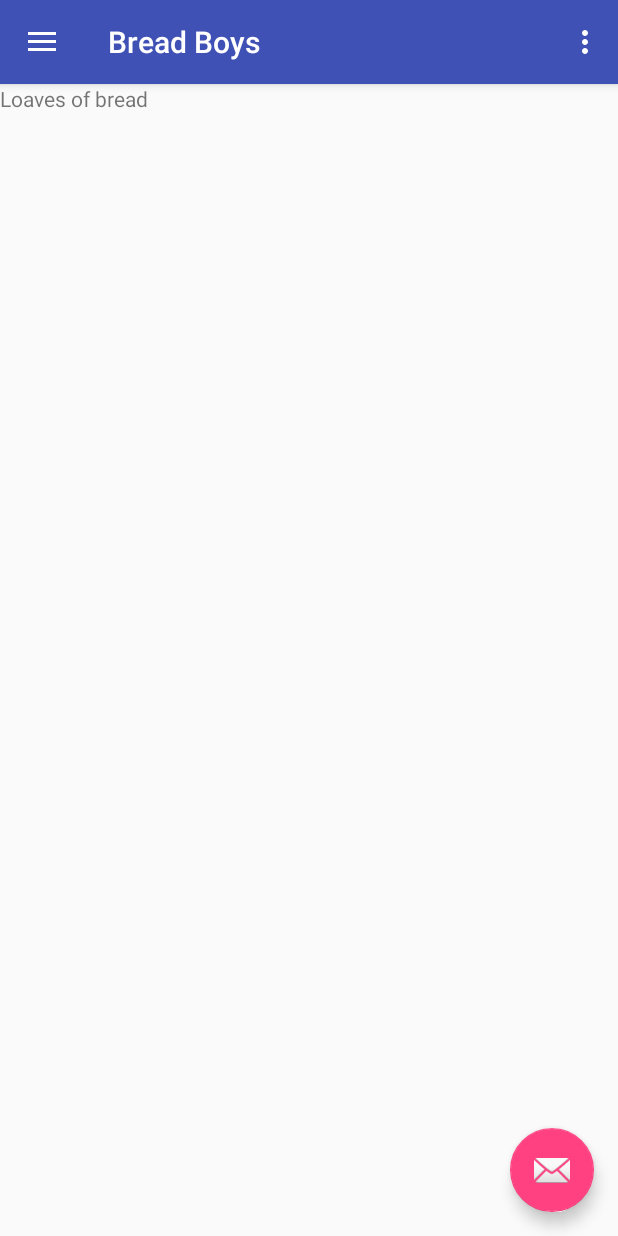
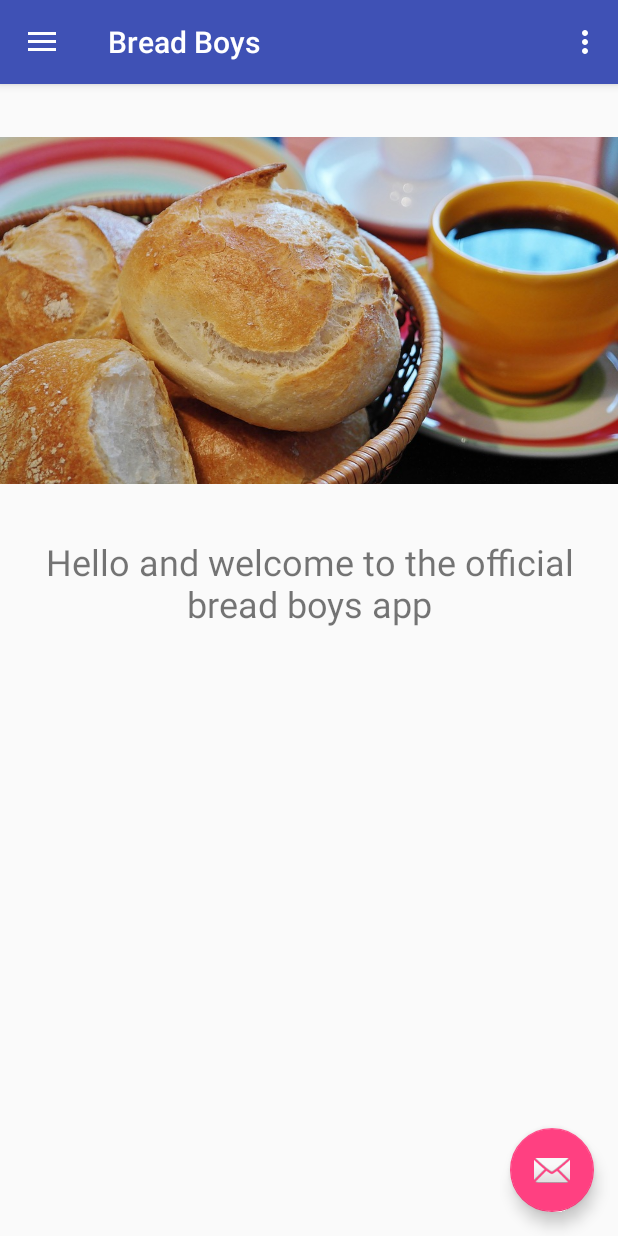
Before and after one commit to ColinLandry/ColinWill-BreadBoys, an Android app: the screen it shows after launch (MainActivity), on a phone screen of 412 x 824 dp. Run offline under Robolectric (Android 15) with nearby library versions, the phone set to English and light mode, and no system bars.

Commit message:
Created a home page for the app

```diff
--- a/app/src/main/java/com/breadboys/willcolin/MainActivity.java
+++ b/app/src/main/java/com/breadboys/willcolin/MainActivity.java
@@ -22,7 +22,8 @@ public class MainActivity extends AppCompatActivity
                     LoavesFragment.OnFragmentInteractionListener,
                     RecipeFragment.OnFragmentInteractionListener,
                     SettingsFragment.OnFragmentInteractionListener,
-                    ContactFragment.OnFragmentInteractionListener{
+                    ContactFragment.OnFragmentInteractionListener,
+                    MainFragment.OnFragmentInteractionListener{
 
    FragmentManager fm;
     @Override
@@ -36,7 +37,7 @@ public class MainActivity extends AppCompatActivity
         //if this is the first time we run the app
         if(savedInstanceState == null){
             FragmentTransaction transaction = fm.beginTransaction();
-            transaction.replace(R.id.content, new LoavesFragment());
+            transaction.replace(R.id.content, new MainFragment());
             transaction.commit();
         }
 
@@ -120,6 +121,10 @@ public class MainActivity extends AppCompatActivity
             transaction.replace(R.id.content, new SettingsFragment());
             transaction.addToBackStack(null);
             transaction.commit();
+        } else if (id == R.id.nav_main) {
+            transaction.replace(R.id.content, new MainFragment());
+            transaction.addToBackStack(null);
+            transaction.commit();
         }
 
         DrawerLayout drawer = (DrawerLayout) findViewById(R.id.drawer_layout);
--- /dev/null
+++ b/app/src/main/java/com/breadboys/willcolin/MainFragment.java
@@ -0,0 +1,108 @@
+package com.breadboys.willcolin;
+
+import android.content.Context;
+import android.net.Uri;
+import android.os.Bundle;
+import android.support.v4.app.Fragment;
+import android.view.LayoutInflater;
+import android.view.View;
+import android.view.ViewGroup;
+
+
+/**
+ * A simple {@link Fragment} subclass.
+ * Activities that contain this fragment must implement the
+ * {@link MainFragment.OnFragmentInteractionListener} interface
+ * to handle interaction events.
+ * Use the {@link MainFragment#newInstance} factory method to
+ * create an instance of this fragment.
+ */
+public class MainFragment extends Fragment {
+    // TODO: Rename parameter arguments, choose names that match
+    // the fragment initialization parameters, e.g. ARG_ITEM_NUMBER
+    private static final String ARG_PARAM1 = "param1";
+    private static final String ARG_PARAM2 = "param2";
+
+    // TODO: Rename and change types of parameters
+    private String mParam1;
+    private String mParam2;
+
+    private OnFragmentInteractionListener mListener;
+
+    public MainFragment() {
+        // Required empty public constructor
+    }
+
+    /**
+     * Use this factory method to create a new instance of
+     * this fragment using the provided parameters.
+     *
+     * @param param1 Parameter 1.
+     * @param param2 Parameter 2.
+     * @return A new instance of fragment MainFragment.
+     */
+    // TODO: Rename and change types and number of parameters
+    public static MainFragment newInstance(String param1, String param2) {
+        MainFragment fragment = new MainFragment();
+        Bundle args = new Bundle();
+        args.putString(ARG_PARAM1, param1);
+        args.putString(ARG_PARAM2, param2);
+        fragment.setArguments(args);
+        return fragment;
+    }
+
+    @Override
+    public void onCreate(Bundle savedInstanceState) {
+        super.onCreate(savedInstanceState);
+        if (getArguments() != null) {
+            mParam1 = getArguments().getString(ARG_PARAM1);
+            mParam2 = getArguments().getString(ARG_PARAM2);
+        }
+    }
+
+    @Override
+    public View onCreateView(LayoutInflater inflater, ViewGroup container,
+                             Bundle savedInstanceState) {
+        // Inflate the layout for this fragment
+        return inflater.inflate(R.layout.fragment_main, container, false);
+    }
+
+    // TODO: Rename method, update argument and hook method into UI event
+    public void onButtonPressed(Uri uri) {
+        if (mListener != null) {
+            mListener.onFragmentInteraction(uri);
+        }
+    }
+
+    @Override
+    public void onAttach(Context context) {
+        super.onAttach(context);
+        if (context instanceof OnFragmentInteractionListener) {
+            mListener = (OnFragmentInteractionListener) context;
+        } else {
+            throw new RuntimeException(context.toString()
+                    + " must implement OnFragmentInteractionListener");
+        }
+    }
+
+    @Override
+    public void onDetach() {
+        super.onDetach();
+        mListener = null;
+    }
+
+    /**
+     * This interface must be implemented by activities that contain this
+     * fragment to allow an interaction in this fragment to be communicated
+     * to the activity and potentially other fragments contained in that
+     * activity.
+     * <p>
+     * See the Android Training lesson <a href=
+     * "http://developer.android.com/training/basics/fragments/communicating.html"
+     * >Communicating with Other Fragments</a> for more information.
+     */
+    public interface OnFragmentInteractionListener {
+        // TODO: Update argument type and name
+        void onFragmentInteraction(Uri uri);
+    }
+}
--- /dev/null
+++ b/app/src/main/res/layout/fragment_main.xml
@@ -0,0 +1,26 @@
+<LinearLayout xmlns:android="http://schemas.android.com/apk/res/android"
+    xmlns:app="http://schemas.android.com/apk/res-auto"
+    xmlns:tools="http://schemas.android.com/tools"
+    android:layout_width="match_parent"
+    android:layout_height="match_parent"
+    android:orientation="vertical"
+    tools:context="com.breadboys.willcolin.MainFragment">
+
+    <!-- TODO: Update blank fragment layout -->
+
+    <ImageView
+        android:id="@+id/imageView2"
+        android:layout_width="match_parent"
+        android:layout_height="302dp"
+        android:adjustViewBounds="false"
+        android:cropToPadding="false"
+        app:srcCompat="@drawable/mainpageimage" />
+
+    <TextView
+        android:id="@+id/textView2"
+        android:layout_width="match_parent"
+        android:layout_height="130dp"
+        android:text="@string/home_desc"
+        android:textAlignment="center"
+        android:textSize="@dimen/subTitle_fontSize" />
+</LinearLayout>
--- a/app/src/main/res/menu/activity_main_drawer.xml
+++ b/app/src/main/res/menu/activity_main_drawer.xml
@@ -24,6 +24,10 @@
             android:id="@+id/nav_settings"
             android:icon="@drawable/ic_menu_manage"
             android:title="Settings" />
+        <item
+            android:id="@+id/nav_main"
+            android:icon="@drawable/ic_menu_manage"
+            android:title="Home" />
     </group>
 
 
--- a/app/src/main/res/values/strings.xml
+++ b/app/src/main/res/values/strings.xml
@@ -1,11 +1,8 @@
 <resources>
     <string name="app_name">Bread Boys</string>
-
     <string name="navigation_drawer_open">Open navigation drawer</string>
     <string name="navigation_drawer_close">Close navigation drawer</string>
-
     <string name="action_settings">Settings</string>
-
-    <!-- TODO: Remove or change this placeholder text -->
     <string name="hello_blank_fragment">Hello blank fragment</string>
+    <string name="home_desc">Hello and welcome to the official bread boys app</string>
 </resources>
```
Also changed, not shown: app/src/main/res/drawable/mainpageimage.jpg (added).
